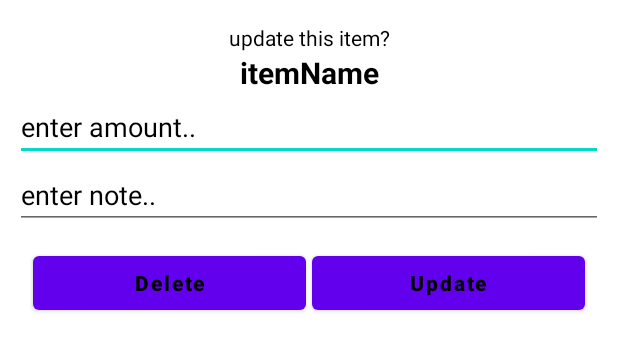
After one commit to FinEase/finease, an Android app: the layout update_layout.xml on its own in the app's theme, with its tools: preview values and no code run, on a phone screen of 412 x 824 dp. The commit adds this screen. Shown: the top 351 px of the screen. Run offline under Robolectric (Android 15) with nearby library versions, the phone set to English and light mode, and no system bars.

Commit message:
Added update and delete functionality

```diff
--- /dev/null
+++ b/app/src/main/res/layout/update_layout.xml
@@ -0,0 +1,83 @@
+<?xml version="1.0" encoding="utf-8"?>
+<LinearLayout
+    xmlns:android="http://schemas.android.com/apk/res/android"
+    android:layout_width="match_parent"
+    android:layout_margin="10dp"
+    android:orientation="vertical"
+    android:layout_height="match_parent">
+
+    <TextView
+        android:layout_width="match_parent"
+        android:layout_height="wrap_content"
+        android:layout_marginTop="5dp"
+        android:text="update this item?"
+        android:gravity="center"
+        android:textColor="#000"/>
+
+    <TextView
+        android:id="@+id/itemName"
+        android:layout_width="match_parent"
+        android:layout_height="wrap_content"
+        android:text="itemName"
+        android:textColor="#000"
+        android:gravity="center"
+        android:textStyle="bold"
+        android:textSize="20sp"/>
+
+    <EditText
+        android:layout_width="match_parent"
+        android:layout_height="wrap_content"
+        android:hint="enter amount.."
+        android:textColorHint="#000"
+        android:inputType="number"
+        android:id="@+id/amount"
+        android:textColor="#000"/>
+
+    <EditText
+        android:layout_width="match_parent"
+        android:layout_height="wrap_content"
+        android:hint="enter note.."
+        android:textColorHint="#000"
+        android:id="@+id/note"
+        android:inputType="textCapSentences"
+        android:textColor="#000"/>
+
+    <LinearLayout
+        android:layout_width="match_parent"
+        android:layout_height="wrap_content"
+        android:layout_margin="10dp"
+        android:orientation="horizontal">
+
+        <RelativeLayout
+            android:layout_width="0dp"
+            android:layout_height="wrap_content"
+            android:layout_weight="1">
+            <Button
+                android:id="@+id/btnDelete"
+                android:layout_width="match_parent"
+                android:layout_height="wrap_content"
+                android:text="Delete"
+                android:textAllCaps="false"
+                android:textColor="#000"
+                android:textStyle="bold"
+                android:layout_margin="2dp"/>
+
+        </RelativeLayout>
+
+        <RelativeLayout
+            android:layout_width="0dp"
+            android:layout_height="wrap_content"
+            android:layout_weight="1">
+            <Button
+                android:id="@+id/btnUpdate"
+                android:layout_width="match_parent"
+                android:layout_height="wrap_content"
+                android:text="Update"
+                android:textAllCaps="false"
+                android:textColor="#000"
+                android:textStyle="bold"
+                android:layout_margin="2dp"/>
+
+        </RelativeLayout>
+    </LinearLayout>
+</LinearLayout>
```
Also changed, not shown: app/src/main/java/com/example/finease/BudgetActivity.java (+84 -4 lines).
